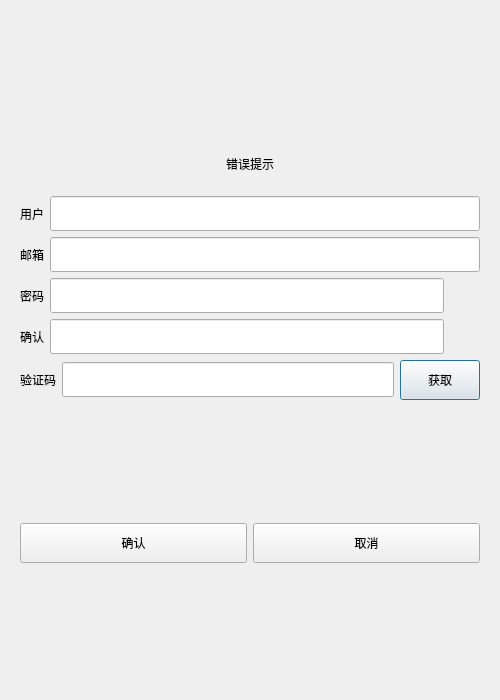
First picture: the form in client/registerdialog.ui, repository KBchulan/HungerYet, before the edit.
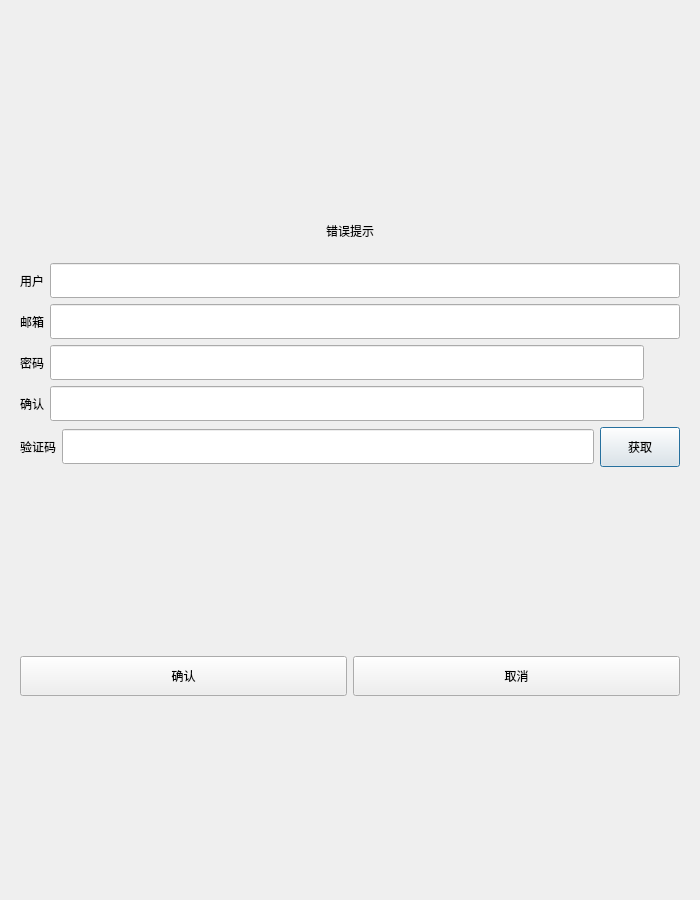
Second picture: the form after the edit. Custom widgets are drawn as their Qt base class.

```diff
--- a/client/registerdialog.ui
+++ b/client/registerdialog.ui
@@ -6,20 +6,20 @@
    <rect>
     <x>0</x>
     <y>0</y>
-    <width>500</width>
-    <height>700</height>
+    <width>700</width>
+    <height>900</height>
    </rect>
   </property>
   <property name="minimumSize">
    <size>
-    <width>500</width>
-    <height>700</height>
+    <width>700</width>
+    <height>900</height>
    </size>
   </property>
   <property name="maximumSize">
    <size>
-    <width>500</width>
-    <height>700</height>
+    <width>700</width>
+    <height>900</height>
    </size>
   </property>
   <property name="windowTitle">
@@ -519,16 +519,16 @@
   </layout>
  </widget>
  <customwidgets>
-  <customwidget>
-   <class>TimerBtn</class>
-   <extends>QPushButton</extends>
-   <header>timerbtn.h</header>
-  </customwidget>
   <customwidget>
    <class>ClickedLabel</class>
    <extends>QLabel</extends>
    <header>clickedlabel.h</header>
   </customwidget>
+  <customwidget>
+   <class>TimerBtn</class>
+   <extends>QPushButton</extends>
+   <header>timerbtn.h</header>
+  </customwidget>
  </customwidgets>
  <resources/>
  <connections/>
```
